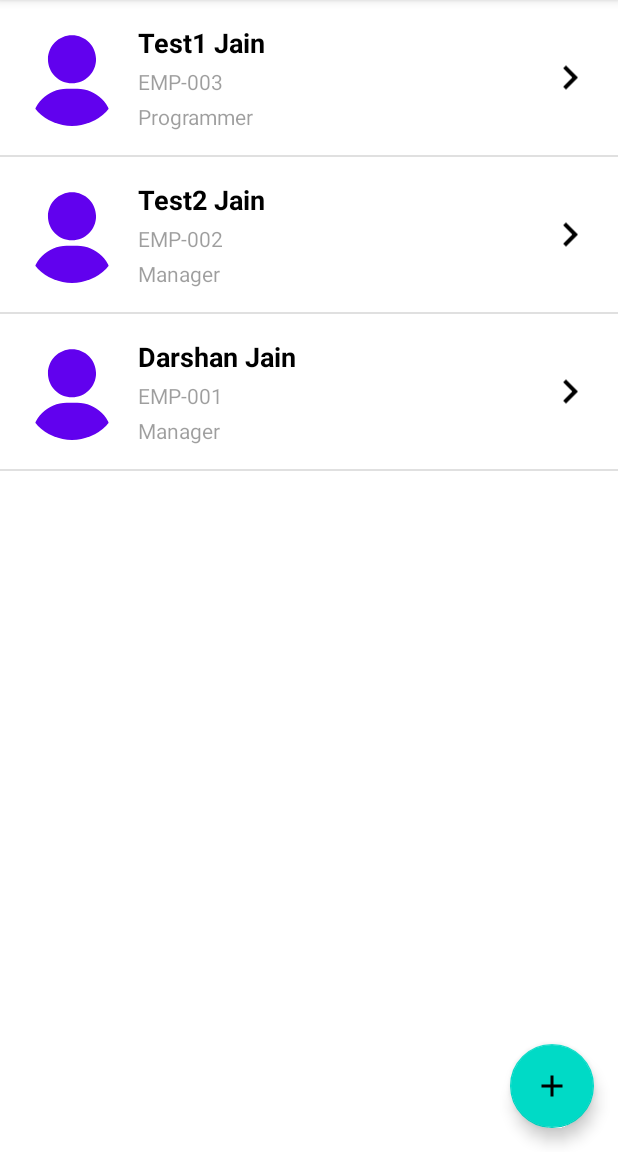
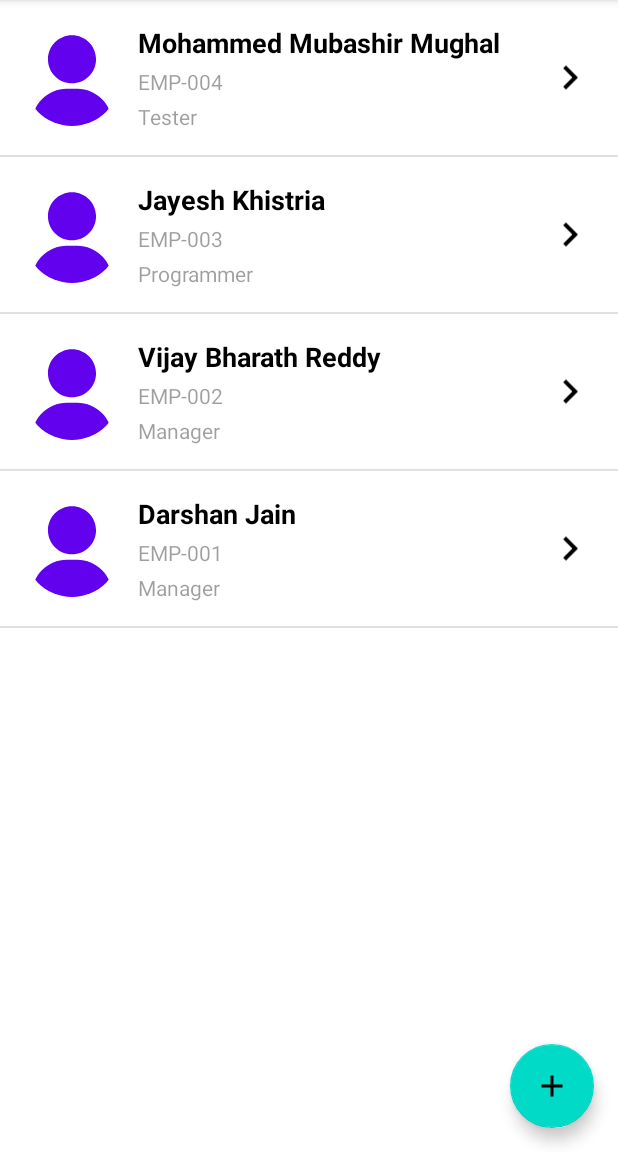
Before and after one commit to darshan0900/FP3125_Darshan, an Android app: the screen it shows after launch (MainActivity), on a phone screen of 412 x 824 dp, the part 84-1236 px from its top. Run offline under Robolectric (Android 15) with nearby library versions, the phone set to English and light mode, and no system bars.

Commit message:
added dummy data

```diff
--- a/app/src/main/java/com/darshan09200/employeemanagementsystem/MainActivity.java
+++ b/app/src/main/java/com/darshan09200/employeemanagementsystem/MainActivity.java
@@ -58,8 +58,8 @@ public class MainActivity extends AppCompatActivity implements OnClickListener,
                     new Manager(
                             "",
                             "EMP-002",
-                            "Test2",
-                            "Jain",
+                            "Vijay Bharath",
+                            "Reddy",
                             LocalDate.of(2006, 12, 11),
                             68.0,
                             1000.0,
@@ -77,8 +77,27 @@ public class MainActivity extends AppCompatActivity implements OnClickListener,
                     new Programmer(
                             "",
                             "EMP-003",
-                            "Test1",
-                            "Jain",
+                            "Jayesh",
+                            "Khistria",
+                            LocalDate.of(2006, 12, 11),
+                            68.0,
+                            1000.0,
+                            98,
+                            new Car(
+                                    VehicleMake.BMW,
+                                    "567-098",
+                                    VehicleColor.BLACK,
+                                    VehicleCategory.FAMILY,
+                                    VehicleType.HATCHBACK
+                            )
+                    )
+            );
+            Database.getInstance().addEmployee(
+                    new Tester(
+                            "",
+                            "EMP-004",
+                            "Mohammed Mubashir",
+                            "Mughal",
                             LocalDate.of(2006, 12, 11),
                             68.0,
                             1000.0,
```
